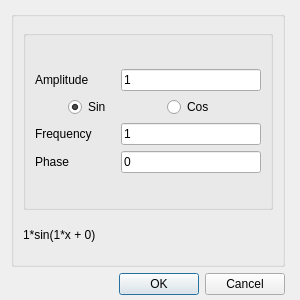
First picture: the form in lw9/src/view/createnewharmonicview.ui, repository BlackFox101/OOD, before the edit.
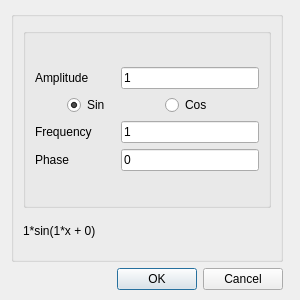
Second picture: the form after the edit.

```diff
--- a/lw9/src/view/createnewharmonicview.ui
+++ b/lw9/src/view/createnewharmonicview.ui
@@ -19,13 +19,13 @@
   <property name="windowTitle">
    <string>Dialog</string>
   </property>
-  <widget class="QWidget" name="">
+  <widget class="QWidget" name="layoutWidget">
    <property name="geometry">
     <rect>
      <x>11</x>
      <y>11</y>
-     <width>274</width>
-     <height>284</height>
+     <width>272</width>
+     <height>279</height>
     </rect>
    </property>
    <layout class="QVBoxLayout" name="verticalLayout">
```
Left out of the diff: 2 changed lines with no effect on the pictures.
